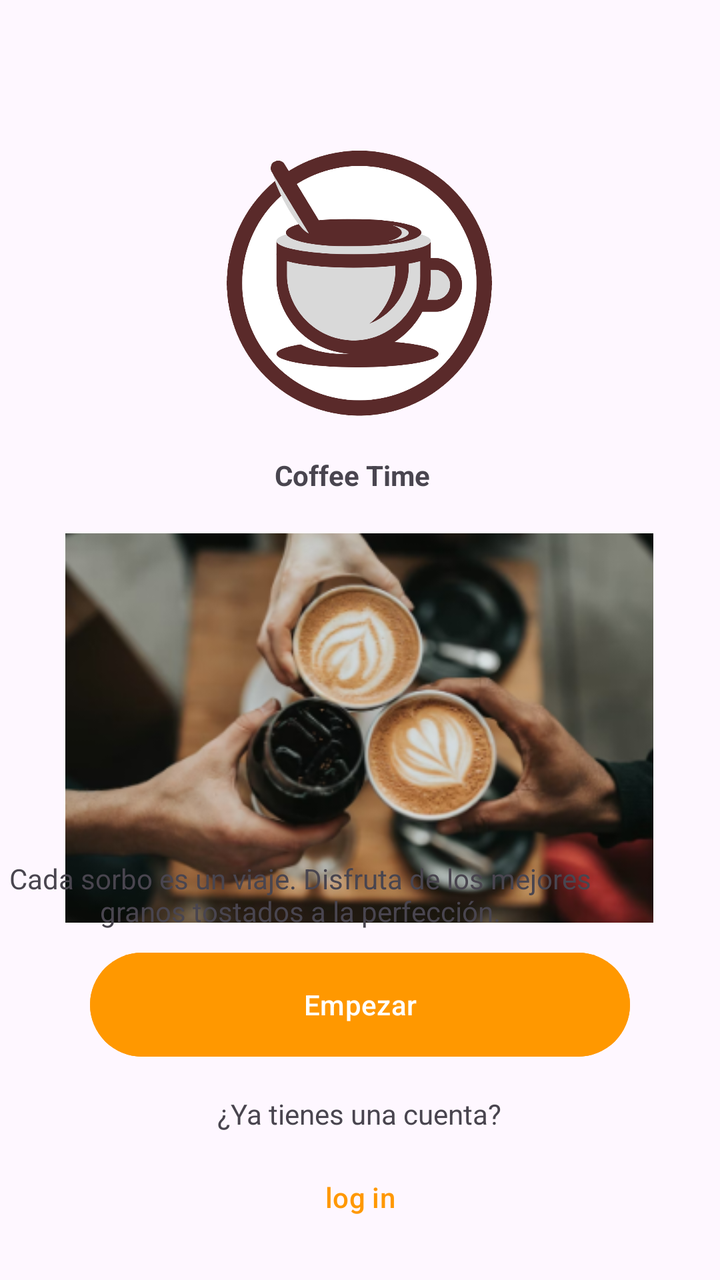
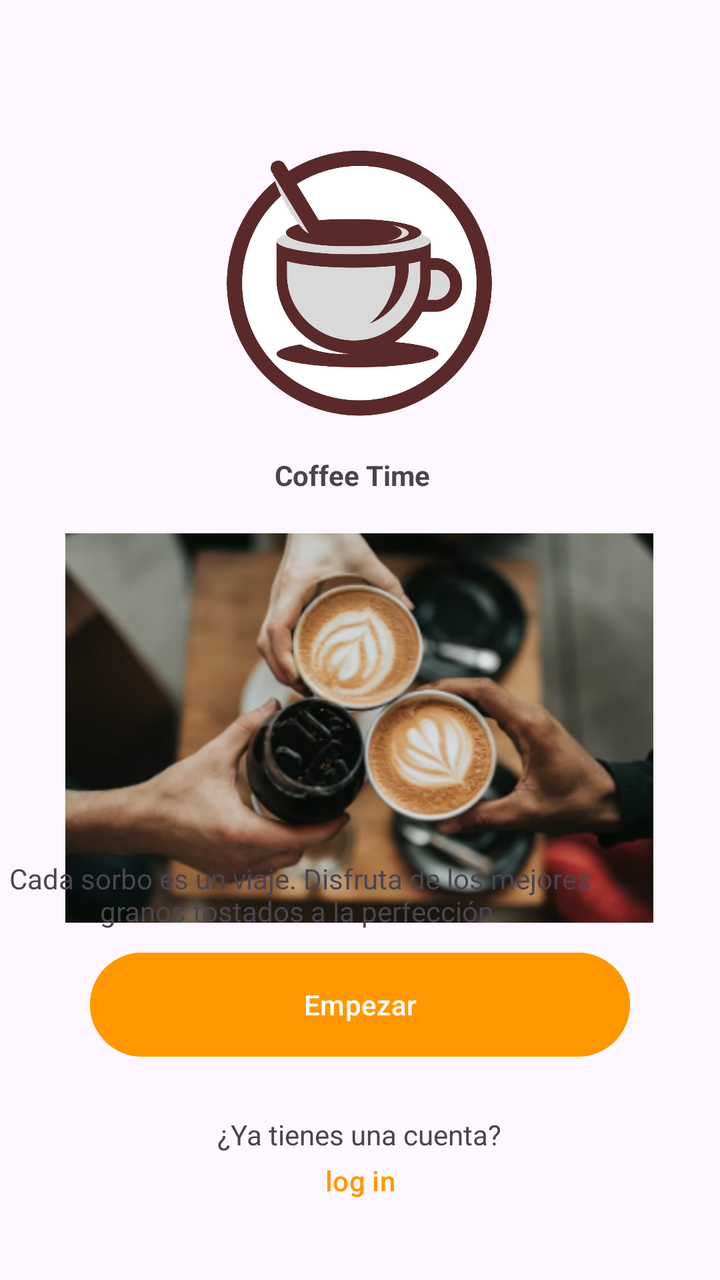

Two renders of the same Android screen: before a commit and after it. Below are the layout's source before the change and the commit's diff.
<!-- AndroidManifest.xml: application theme Theme.Cafeteria -->
<!-- res/layout/activity_main.xml -->
<?xml version="1.0" encoding="utf-8"?>
<androidx.constraintlayout.widget.ConstraintLayout xmlns:android="http://schemas.android.com/apk/res/android"
    xmlns:app="http://schemas.android.com/apk/res-auto"
    xmlns:tools="http://schemas.android.com/tools"
    android:id="@+id/main"
    android:layout_width="match_parent"
    android:layout_height="match_parent"
    tools:context=".MainActivity">


    <ImageView
        android:id="@+id/imageView"
        android:layout_width="266dp"
        android:layout_height="268dp"
        android:layout_marginStart="130dp"
        android:layout_marginTop="16dp"
        android:layout_marginEnd="131dp"
        android:src="@drawable/logo_coffe"
        app:layout_constraintEnd_toEndOf="parent"
        app:layout_constraintStart_toStartOf="parent"
        app:layout_constraintTop_toTopOf="parent" />

    <ImageView
        android:id="@+id/imgLogo2"
        android:layout_width="294dp"
        android:layout_height="200dp"
        android:layout_marginTop="264dp"
        android:src="@drawable/tres_tazas"
        app:layout_constraintEnd_toEndOf="parent"
        app:layout_constraintHorizontal_bias="0.495"
        app:layout_constraintStart_toStartOf="parent"
        app:layout_constraintTop_toTopOf="parent" />

    <TextView
        android:id="@+id/textView2"
        android:layout_width="86dp"
        android:layout_height="19dp"
        android:layout_marginStart="32dp"
        android:layout_marginTop="228dp"
        android:layout_marginEnd="24dp"
        android:text="Coffee Time"
        android:textStyle="bold"
        app:layout_constraintEnd_toEndOf="parent"
        app:layout_constraintHorizontal_bias="0.483"
        app:layout_constraintStart_toStartOf="parent"
        app:layout_constraintTop_toTopOf="parent" />

    <TextView
        android:id="@+id/textView3"
        android:layout_width="296dp"
        android:layout_height="57dp"
        android:layout_marginStart="53dp"
        android:layout_marginTop="7dp"
        android:layout_marginEnd="62dp"
        android:gravity="center"
        android:text="Cada sorbo es un viaje. Disfruta de los mejores     granos tostados a la perfección."
        app:layout_constraintBottom_toBottomOf="parent"
        app:layout_constraintEnd_toEndOf="parent"
        app:layout_constraintHorizontal_bias="1.0"
        app:layout_constraintStart_toStartOf="parent"
        app:layout_constraintTop_toTopOf="parent"
        app:layout_constraintVertical_bias="0.715" />

    <Button
        android:id="@+id/button"
        android:layout_width="270dp"
        android:layout_height="60dp"
        android:layout_marginStart="9dp"
        android:layout_marginTop="60dp"
        android:layout_marginBottom="91dp"
        android:backgroundTint="#FF9800"
        android:text="Empezar"
        app:layout_constraintBottom_toBottomOf="parent"
        app:layout_constraintEnd_toEndOf="parent"
        app:layout_constraintHorizontal_bias="0.446"
        app:layout_constraintStart_toStartOf="parent"
        app:layout_constraintTop_toTopOf="parent"
        app:layout_constraintVertical_bias="0.961" />

    <TextView
        android:id="@+id/textView4"
        android:layout_width="184dp"
        android:layout_height="24dp"
        android:layout_marginBottom="50dp"
        android:gravity="center"
        android:text="¿Ya tienes una cuenta?"
        app:layout_constraintBottom_toBottomOf="parent"
        app:layout_constraintEnd_toEndOf="parent"
        app:layout_constraintHorizontal_bias="0.497"
        app:layout_constraintStart_toStartOf="parent"
        app:layout_constraintTop_toTopOf="parent"
        app:layout_constraintVertical_bias="0.963" />

    <Button
        android:id="@+id/button2"
        android:layout_width="151dp"
        android:layout_height="38dp"
        android:layout_marginTop="10dp"
        android:background="@android:color/transparent"
        android:text="log in"
        android:textColor="#FF9800"
        app:layout_constraintBottom_toBottomOf="parent"
        app:layout_constraintEnd_toEndOf="parent"
        app:layout_constraintStart_toStartOf="parent"
        app:layout_constraintTop_toTopOf="parent"
        app:layout_constraintVertical_bias="0.961" />

</androidx.constraintlayout.widget.ConstraintLayout>
<!-- resources referenced by this layout -->
<resources>
  <!-- drawable logo_coffe: png bitmap (drawable, 106600 bytes) -->
  <!-- drawable tres_tazas: png bitmap (drawable, 113190 bytes) -->
  <style name="Theme.Cafeteria" parent="Base.Theme.Cafeteria" />
  <style name="Base.Theme.Cafeteria" parent="Theme.Material3.DayNight.NoActionBar">
          
          
      </style>
</resources>

<!-- the commit's change to res/layout/activity_main.xml (unified diff, before → after) -->
@@ -89,7 +89,7 @@
         app:layout_constraintHorizontal_bias="0.497"
         app:layout_constraintStart_toStartOf="parent"
         app:layout_constraintTop_toTopOf="parent"
-        app:layout_constraintVertical_bias="0.963" />
+        app:layout_constraintVertical_bias="0.981" />
 
     <Button
         android:id="@+id/button2"
@@ -103,6 +103,6 @@
         app:layout_constraintEnd_toEndOf="parent"
         app:layout_constraintStart_toStartOf="parent"
         app:layout_constraintTop_toTopOf="parent"
-        app:layout_constraintVertical_bias="0.961" />
+        app:layout_constraintVertical_bias="0.947" />
 
 </androidx.constraintlayout.widget.ConstraintLayout>
